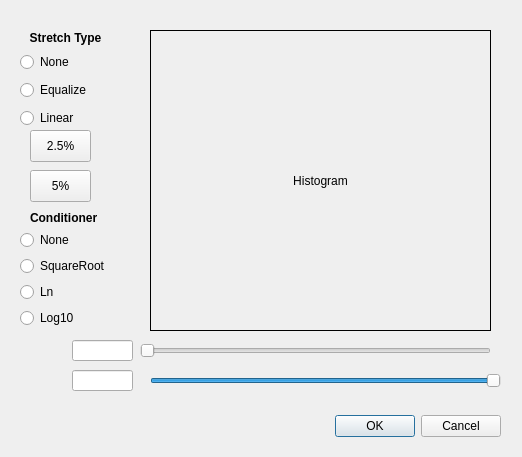
The window that src/gui/stretch_builder.ui (Ehlmann-research-group/WISER) describes before a commit, drawn with Qt 5.
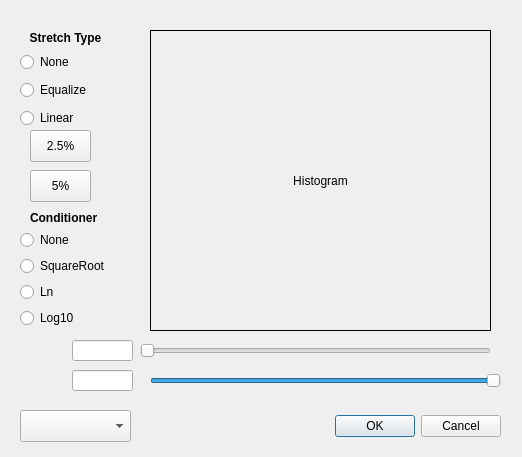
The same window after the commit.

The edit to the form file:
```diff
--- a/src/gui/stretch_builder.ui
+++ b/src/gui/stretch_builder.ui
@@ -312,6 +312,16 @@
     </item>
    </layout>
   </widget>
+  <widget class="QComboBox" name="comboBox_affected_band">
+   <property name="geometry">
+    <rect>
+     <x>20</x>
+     <y>410</y>
+     <width>111</width>
+     <height>32</height>
+    </rect>
+   </property>
+  </widget>
  </widget>
  <resources/>
  <connections/>
```
